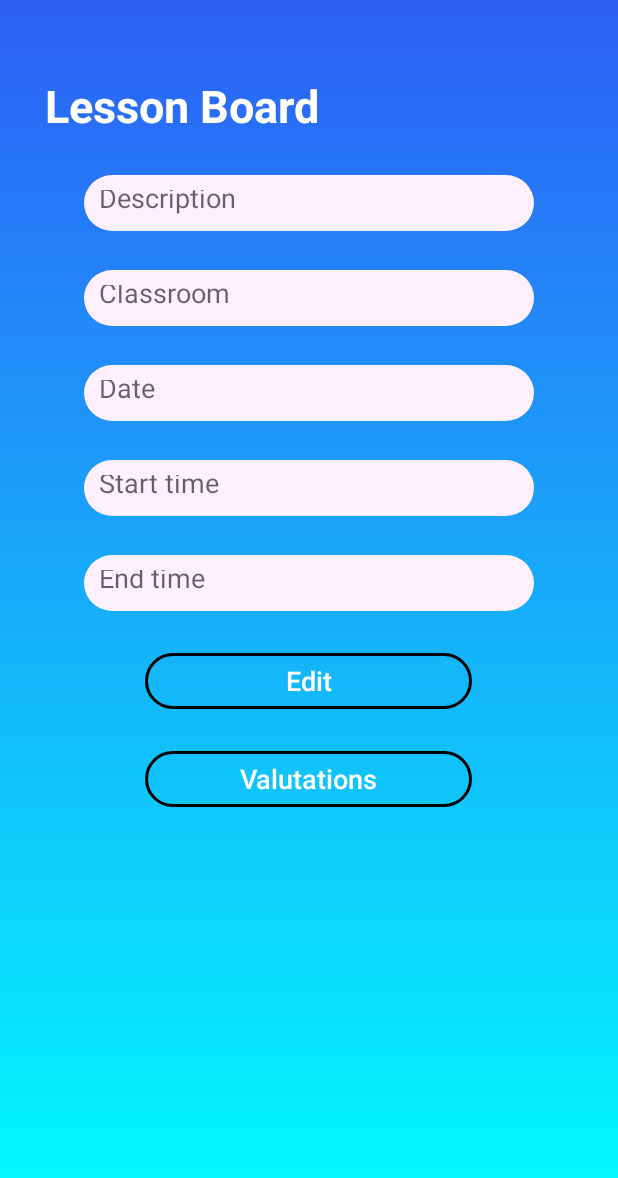
After one commit to RetroGuitar/Dibapp, an Android app: the TeacherLessonActivity screen opened directly, with no data from a screen before it, on a phone screen of 412 x 824 dp. The commit adds this screen. Shown: the top 1178 px of the screen. Run offline under Robolectric (Android 15) with nearby library versions, the phone set to English and light mode, and no system bars.

Commit message:
Layout Scheda Lezione (Professore)

```diff
--- a/app/src/main/AndroidManifest.xml
+++ b/app/src/main/AndroidManifest.xml
@@ -9,14 +9,15 @@
         android:roundIcon="@mipmap/icona_round"
         android:supportsRtl="true"
         android:theme="@style/AppTheme">
+        <activity android:name=".TeacherLessonActivity"></activity>
         <activity
             android:name=".ProfileActivity"
-            android:theme="@style/AppTheme.NoActionBar"></activity>
+            android:theme="@style/AppTheme.NoActionBar" />
         <activity android:name=".ModProfileActivity" />
         <activity android:name=".LostPasswordActivity" />
         <activity android:name=".SignupActivity" />
         <activity android:name=".LoginActivity" />
-        <activity android:name=".CreateLesson"/>
+        <activity android:name=".CreateLesson" />
         <activity android:name=".MainActivity">
             <intent-filter>
                 <action android:name="android.intent.action.MAIN" />
--- /dev/null
+++ b/app/src/main/java/com/example/dibapp/TeacherLessonActivity.java
@@ -0,0 +1,14 @@
+package com.example.dibapp;
+
+import androidx.appcompat.app.AppCompatActivity;
+
+import android.os.Bundle;
+
+public class TeacherLessonActivity extends AppCompatActivity {
+
+    @Override
+    protected void onCreate(Bundle savedInstanceState) {
+        super.onCreate(savedInstanceState);
+        setContentView(R.layout.activity_teacher_lesson);
+    }
+}
--- /dev/null
+++ b/app/src/main/res/layout/activity_teacher_lesson.xml
@@ -0,0 +1,138 @@
+<?xml version="1.0" encoding="utf-8"?>
+<LinearLayout xmlns:android="http://schemas.android.com/apk/res/android"
+    xmlns:app="http://schemas.android.com/apk/res-auto"
+    xmlns:tools="http://schemas.android.com/tools"
+    android:layout_width="match_parent"
+    android:layout_height="match_parent"
+    tools:context=".TeacherLessonActivity"
+    android:background="@drawable/bg_gradient"
+    android:orientation="vertical">
+
+
+    <TextView
+        android:id="@+id/schedalezionetext"
+        android:layout_width="match_parent"
+        android:layout_height="wrap_content"
+        android:layout_marginLeft="30dp"
+        android:layout_marginTop="50dp"
+        android:text="@string/LessonBoard"
+        android:textColor="#FFFFFF"
+        android:textSize="30sp"
+        android:textStyle="bold"
+        />
+
+    <EditText
+
+        android:id="@+id/text_lesson_desc"
+        android:layout_width="300dp"
+        android:layout_height="37dp"
+        android:layout_gravity="center_horizontal"
+        android:layout_marginStart="28dp"
+        android:layout_marginTop="26dp"
+        android:layout_marginEnd="28dp"
+        android:background="@drawable/rounded_textbox"
+        android:paddingLeft="10dp"
+        android:hint="@string/Description"
+        android:inputType="text"
+        android:paddingTop="10dp"
+        android:paddingBottom="10dp"
+        android:clickable="false"
+        />
+
+    <EditText
+        android:id="@+id/text_lesson_classroom"
+        android:layout_width="300dp"
+        android:layout_height="37dp"
+        android:layout_gravity="center_horizontal"
+        android:layout_marginStart="28dp"
+        android:layout_marginTop="26dp"
+        android:layout_marginEnd="28dp"
+        android:paddingLeft="10dp"
+        android:background="@drawable/rounded_textbox"
+        android:hint="@string/Classroom"
+        android:inputType="text"
+        android:paddingTop="10dp"
+        android:paddingBottom="10dp"
+        android:clickable="false"/>
+
+    <EditText
+        android:id="@+id/text_lesson_date"
+        android:layout_width="300dp"
+        android:layout_height="37dp"
+        android:layout_gravity="center_horizontal"
+        android:layout_marginStart="28dp"
+        android:layout_marginTop="26dp"
+        android:layout_marginEnd="28dp"
+        android:paddingLeft="10dp"
+        android:background="@drawable/rounded_textbox"
+        android:clickable="false"
+        android:focusable="false"
+        android:hint="@string/Date"
+        android:inputType="none"
+        android:paddingTop="10dp"
+        android:paddingBottom="10dp"
+        />
+
+    <EditText
+        android:id="@+id/text_lesson_start"
+        android:layout_width="300dp"
+        android:layout_height="37dp"
+        android:layout_gravity="center_horizontal"
+        android:layout_marginStart="28dp"
+        android:layout_marginTop="26dp"
+        android:layout_marginEnd="28dp"
+        android:paddingLeft="10dp"
+        android:background="@drawable/rounded_textbox"
+        android:focusable="false"
+        android:hint="@string/Start_time"
+        android:inputType="none"
+        android:paddingTop="10dp"
+        android:paddingBottom="10dp"
+        android:clickable="false"/>
+
+    <EditText
+        android:id="@+id/text_lesson_end"
+        android:layout_width="300dp"
+        android:layout_height="37dp"
+        android:layout_gravity="center_horizontal"
+        android:layout_marginStart="28dp"
+        android:layout_marginTop="26dp"
+        android:layout_marginEnd="28dp"
+        android:paddingLeft="10dp"
+        android:background="@drawable/rounded_textbox"
+        android:clickable="false"
+        android:focusable="false"
+        android:hint="@string/End_time"
+        android:inputType="none"
+        android:paddingTop="10dp"
+        android:paddingBottom="10dp" />
+
+    <Button
+        android:id="@+id/btn_edit"
+        android:layout_width="218dp"
+        android:layout_height="37dp"
+        android:layout_gravity="center_horizontal"
+        android:layout_marginStart="28dp"
+        android:layout_marginTop="28dp"
+        android:layout_marginEnd="28dp"
+        android:background="@drawable/rounded_button"
+        android:textAllCaps="false"
+        android:textColor="#FFF"
+        android:textSize="18sp"
+        android:text="@string/Edit" />
+
+    <Button
+        android:id="@+id/btn_visualizzacommenti"
+        android:layout_width="218dp"
+        android:layout_height="37dp"
+        android:layout_gravity="center_horizontal"
+        android:layout_marginStart="28dp"
+        android:layout_marginTop="28dp"
+        android:layout_marginEnd="28dp"
+        android:background="@drawable/rounded_button"
+        android:text="@string/Valutations"
+        android:textAllCaps="false"
+        android:textColor="#FFF"
+        android:textSize="18sp" />
+
+</LinearLayout>
--- a/app/src/main/res/values/strings.xml
+++ b/app/src/main/res/values/strings.xml
@@ -38,5 +38,9 @@
     <string name="EnterRegNumber">Enter the Registration Number!</string>
     <string name="EnterEmail">Enter an Email!</string>
     <string name="EnterPwd">The password should be at least 6 characters long!</string>
+    <string name="Undefined">Undefined</string>
+    <string name="LessonBoard">Lesson Board</string>
+    <string name="Edit">Edit</string>
+    <string name="Valutations">Valutations</string>
 
 </resources>
```
Also changed, not shown: 1 other file.
